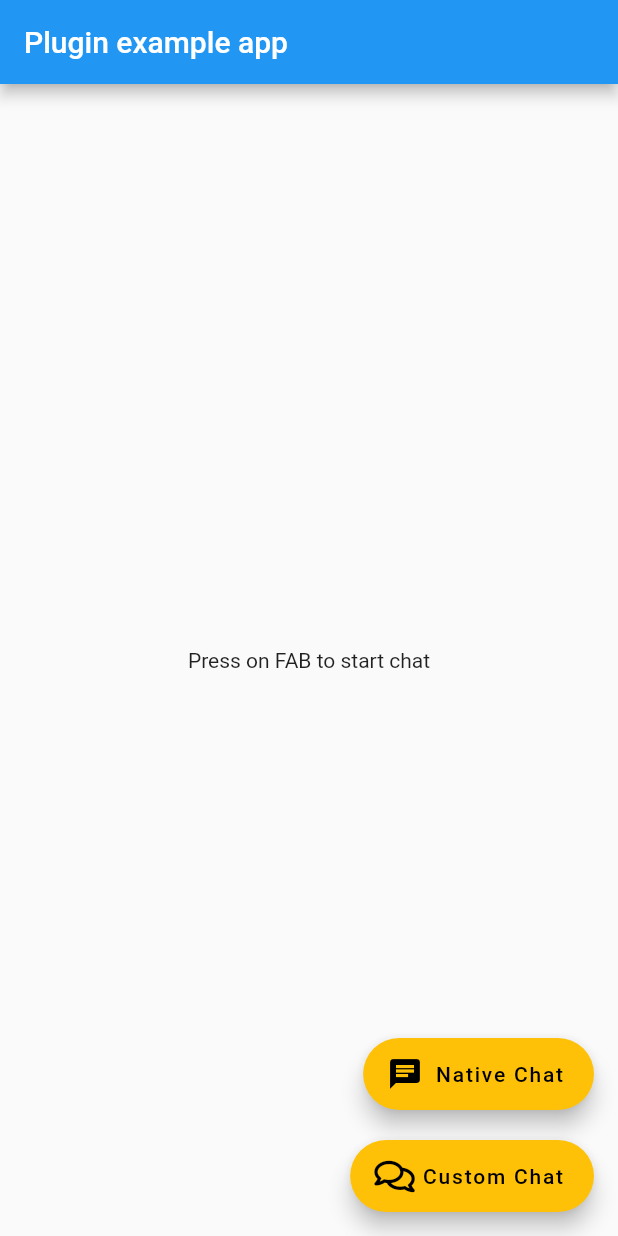
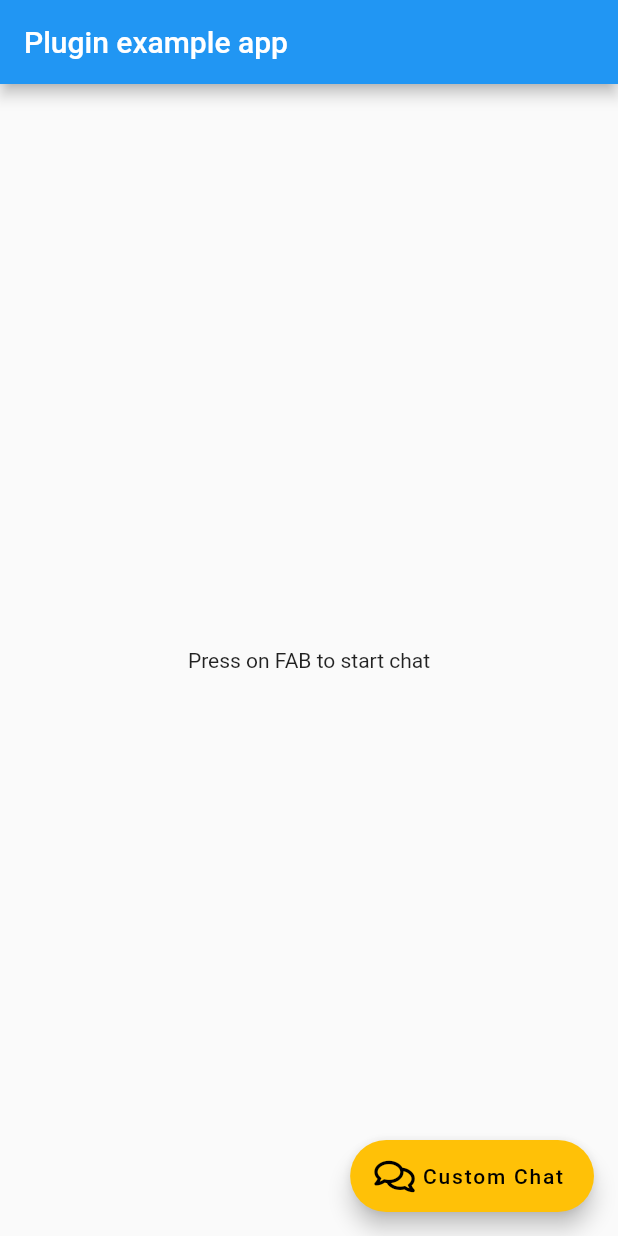
Before and after one commit to KohlsAdrian/zendesk2, a Flutter app: the screen it shows after launch, on a phone screen of 412 x 824 dp. Run offline on Flutter 3.47's test engine with Material 2 defaults, Android fonts, the phone set to English and light mode, and no system bars; our stand-ins replace cached_network_image, file_picker, font_awesome_flutter, image_picker.

Commit message:
deprecated native chat

```diff
--- a/example/lib/main.dart
+++ b/example/lib/main.dart
@@ -84,24 +84,11 @@ class _Home extends State<Home> {
       body: Center(
         child: Text('Press on FAB to start chat'),
       ),
-      floatingActionButton: Column(
-        mainAxisAlignment: MainAxisAlignment.end,
-        crossAxisAlignment: CrossAxisAlignment.end,
-        children: [
-          FloatingActionButton.extended(
-            heroTag: 'nativeChat',
-            icon: Icon(Icons.chat),
-            label: Text('Native Chat'),
-            onPressed: () => zendesk(true, context),
-          ),
-          SizedBox(height: 20),
-          FloatingActionButton.extended(
-            heroTag: 'customChat',
-            icon: Icon(FontAwesomeIcons.comments),
-            label: Text('Custom Chat'),
-            onPressed: () => zendesk(false, context),
-          ),
-        ],
+      floatingActionButton: FloatingActionButton.extended(
+        heroTag: 'customChat',
+        icon: Icon(FontAwesomeIcons.comments),
+        label: Text('Custom Chat'),
+        onPressed: () => zendesk(false, context),
       ),
     );
   }
```
Also changed, not shown: lib/chat2/model/provider_enums.dart (+30 -0 lines), lib/chat2/zendesk_chat2.dart (+14 -17 lines), example/pubspec.lock.
